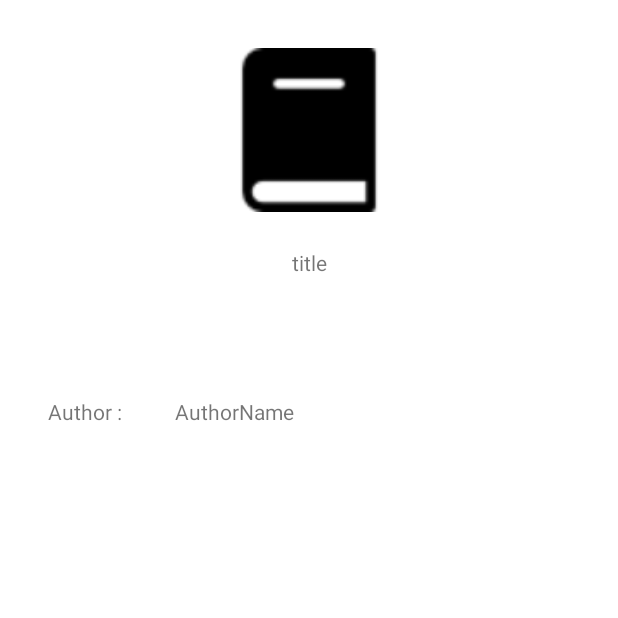
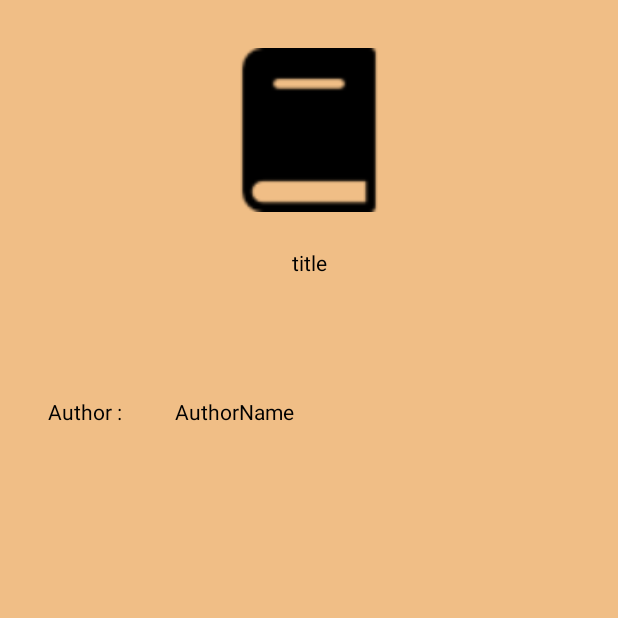
Before and after one commit to DigitalMaestro89/BooksProjects, an Android app: the BookActivity screen opened directly, with no data from a screen before it, on a phone screen of 412 x 824 dp, the top half of it. Run offline under Robolectric (Android 15) with nearby library versions, the phone set to English and light mode, and no system bars.

Commit message:
[test5] : change colors and BookData become no singleton

```diff
--- a/app/src/main/java/es/usj/booksprojects/activity/BookActivity.java
+++ b/app/src/main/java/es/usj/booksprojects/activity/BookActivity.java
@@ -26,7 +26,7 @@ public class BookActivity extends AppCompatActivity {
         if (intent != null) {
             String keyBook = intent.getStringExtra("BOOK_KEY");
             if (keyBook != null) {
-                Book book = BookData.getInstance().getBookByKey(keyBook);
+                Book book = BookListActivity.bookList.getBookByKey(keyBook);
                 Log.e("Book Tag", book.toString());
 
 
--- a/app/src/main/java/es/usj/booksprojects/activity/BookListActivity.java
+++ b/app/src/main/java/es/usj/booksprojects/activity/BookListActivity.java
@@ -26,6 +26,8 @@ public class BookListActivity extends AppCompatActivity {
     private int cardViewId = R.layout.view_book_card;
     private BookListAdapter adapter;
 
+    public static BookData bookList;
+
 
 
     @Override
@@ -45,7 +47,7 @@ public class BookListActivity extends AppCompatActivity {
                 Log.d("BookListActivity", "onSuccess() : Livres récupérés avec succès");
                 Log.e("Taille books", Integer.toString(books.size()));
 
-                BookData.getInstance().setBooks(books);
+                bookList = new BookData(books);
 
                 adapter = new BookListAdapter(cardViewId, new ArrayList<>(books));
                 rvNewBooks.setLayoutManager(new LinearLayoutManager(BookListActivity.this, LinearLayoutManager.HORIZONTAL, false));
--- a/app/src/main/res/layout/activity_book_list.xml
+++ b/app/src/main/res/layout/activity_book_list.xml
@@ -4,7 +4,6 @@
     xmlns:tools="http://schemas.android.com/tools"
     android:layout_width="match_parent"
     android:layout_height="match_parent"
-    android:background=" #F0BE86 "
     tools:context=".activity.BookListActivity">
 
     <TextView
@@ -13,7 +12,6 @@
         android:layout_height="wrap_content"
         android:layout_marginTop="16dp"
         android:text="@string/bookflix"
-        android:textColor="#000000"
         android:textSize="20sp"
         app:layout_constraintEnd_toEndOf="parent"
         app:layout_constraintStart_toStartOf="parent"
@@ -26,7 +24,6 @@
         android:layout_marginStart="16dp"
         android:layout_marginTop="24dp"
         android:text="@string/your_list"
-        android:textColor="#000000"
         android:textSize="18sp"
         app:layout_constraintStart_toStartOf="parent"
         app:layout_constraintTop_toBottomOf="@+id/tvTitleApp" />
@@ -49,7 +46,6 @@
         android:layout_marginStart="16dp"
         android:layout_marginTop="32dp"
         android:text="@string/new_books"
-        android:textColor="#000000"
         android:textSize="18sp"
         app:layout_constraintStart_toStartOf="parent"
         app:layout_constraintTop_toBottomOf="@+id/rvYourList" />
--- a/app/src/main/res/values-night/themes.xml
+++ b/app/src/main/res/values-night/themes.xml
@@ -1,6 +1,8 @@
 <resources xmlns:tools="http://schemas.android.com/tools">
     <!-- Base application theme. -->
     <style name="Theme.BooksProjects" parent="Theme.MaterialComponents.DayNight.DarkActionBar">
+        <item name="android:windowBackground">@color/lightBackground</item>
+        <item name="android:textColor">@color/black</item>
         <!-- Primary brand color. -->
         <item name="colorPrimary">@color/purple_200</item>
         <item name="colorPrimaryVariant">#FFEB3B</item>
--- a/app/src/main/res/values/colors.xml
+++ b/app/src/main/res/values/colors.xml
@@ -7,4 +7,5 @@
     <color name="teal_700">#FF018786</color>
     <color name="black">#FF000000</color>
     <color name="white">#FFFFFFFF</color>
+    <color name="lightBackground">#F0BE86</color>
 </resources>
--- a/app/src/main/res/values/themes.xml
+++ b/app/src/main/res/values/themes.xml
@@ -1,6 +1,8 @@
 <resources xmlns:tools="http://schemas.android.com/tools">
     <!-- Base application theme. -->
     <style name="Theme.BooksProjects" parent="Theme.MaterialComponents.DayNight.DarkActionBar">
+        <item name="android:windowBackground">@color/lightBackground</item>
+        <item name="android:textColor">@color/black</item>
         <!-- Primary brand color. -->
         <item name="colorPrimary">@color/purple_500</item>
         <item name="colorPrimaryVariant">@color/purple_700</item>
```
Also changed, not shown: app/src/main/java/es/usj/booksprojects/data/BookData.java (+9 -18 lines).
